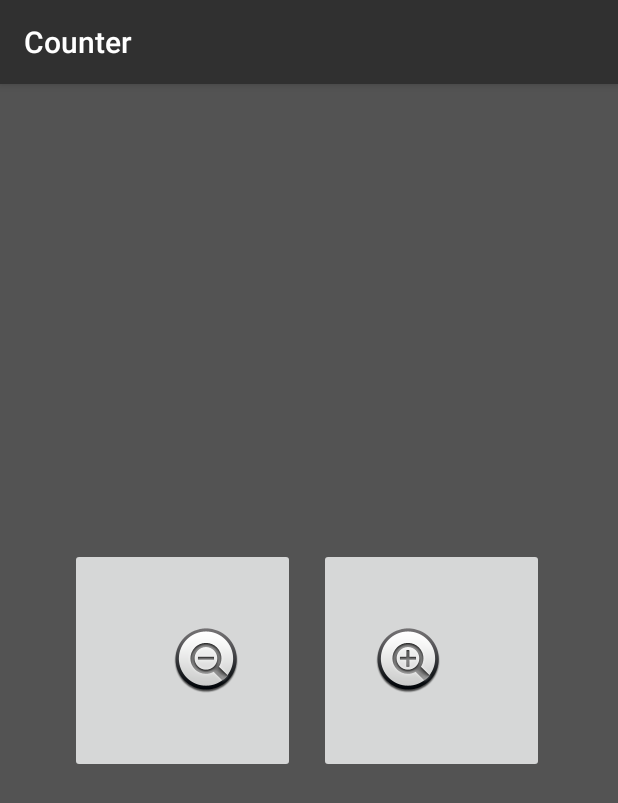
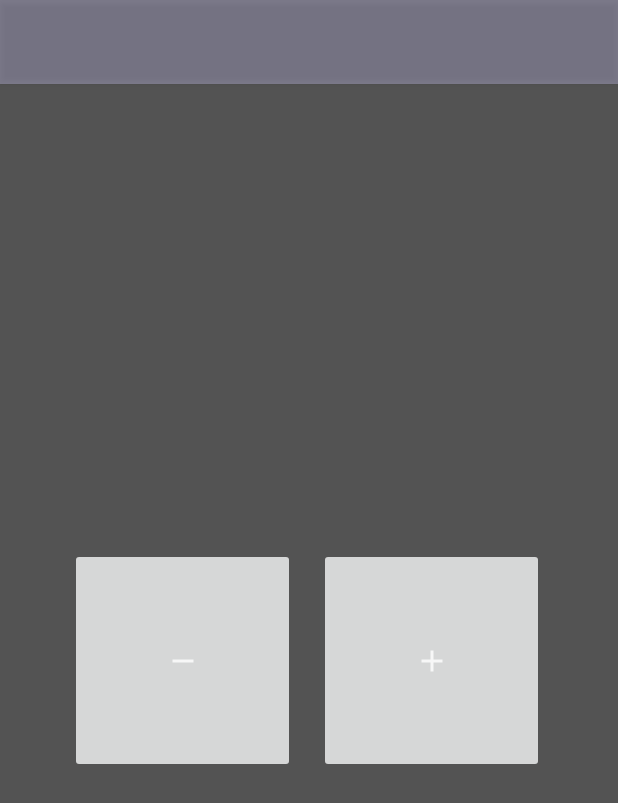
Before and after one commit to Archerymaister/Counter, an Android app: the ShowCounterActivity screen opened directly, with no data from a screen before it, on a phone screen of 412 x 824 dp. Shown: the top 803 px of the screen. Run offline under Robolectric (Android 15) with nearby library versions, the phone set to English and light mode, and no system bars.

Commit message:
Added detailed overview for entry tiles

```diff
--- a/app/src/main/java/com/example/counter/MainActivity.java
+++ b/app/src/main/java/com/example/counter/MainActivity.java
@@ -3,6 +3,7 @@ package com.example.counter;
 import androidx.appcompat.app.AppCompatActivity;
 
 import android.content.Intent;
+import android.graphics.Color;
 import android.os.Bundle;
 import android.view.View;
 import android.widget.LinearLayout;
@@ -23,6 +24,11 @@ public class MainActivity extends AppCompatActivity {
 
         CounterEntry.loadEntries(content);
 
+        new CounterEntry(Color.RED,"Test",this);
+        new CounterEntry(Color.GREEN,"Test2",this);
+
+        CounterEntry.loadEntries(content);
+
         FABaddEntry.setOnClickListener(new View.OnClickListener() {
             @Override
             public void onClick(View v) {
--- a/app/src/main/java/com/example/counter/ShowCounterActivity.java
+++ b/app/src/main/java/com/example/counter/ShowCounterActivity.java
@@ -1,14 +1,34 @@
 package com.example.counter;
 
+import androidx.appcompat.app.ActionBar;
 import androidx.appcompat.app.AppCompatActivity;
 
+import android.content.Intent;
+import android.graphics.Color;
+import android.graphics.drawable.ColorDrawable;
 import android.os.Bundle;
+import android.widget.TextView;
 
 public class ShowCounterActivity extends AppCompatActivity {
+    TextView tvTitle;
+    ActionBar bar;
 
     @Override
     protected void onCreate(Bundle savedInstanceState) {
         super.onCreate(savedInstanceState);
         setContentView(R.layout.activity_show_counter);
+
+        Intent i = getIntent();
+        String title = i.getStringExtra("title");
+        int color = i.getIntExtra("color",R.color.colorPrimaryDark);
+
+        tvTitle = findViewById(R.id.tVTitle);
+
+        tvTitle.setText(title);
+
+        bar = getSupportActionBar();
+        bar.setBackgroundDrawable(new ColorDrawable(color));
+        bar.setTitle(title);
+
     }
 }
--- /dev/null
+++ b/app/src/main/res/drawable-anydpi/ic_minus.xml
@@ -0,0 +1,11 @@
+<vector xmlns:android="http://schemas.android.com/apk/res/android"
+    android:width="24dp"
+    android:height="24dp"
+    android:viewportWidth="24"
+    android:viewportHeight="24"
+    android:tint="#FFFFFF"
+    android:alpha="0.8">
+    <path
+        android:fillColor="#FF000000"
+        android:pathData="M19,13H5v-2h14v2z"/>
+</vector>
--- /dev/null
+++ b/app/src/main/res/drawable-anydpi/ic_plus.xml
@@ -0,0 +1,11 @@
+<vector xmlns:android="http://schemas.android.com/apk/res/android"
+    android:width="24dp"
+    android:height="24dp"
+    android:viewportWidth="24"
+    android:viewportHeight="24"
+    android:tint="#FFFFFF"
+    android:alpha="0.8">
+    <path
+        android:fillColor="#FF000000"
+        android:pathData="M19,13h-6v6h-2v-6H5v-2h6V5h2v6h6v2z"/>
+</vector>
--- a/app/src/main/res/layout/activity_show_counter.xml
+++ b/app/src/main/res/layout/activity_show_counter.xml
@@ -12,7 +12,7 @@
         android:layout_width="150dp"
         android:layout_height="150dp"
         android:layout_marginEnd="8dp"
-        android:src="@android:drawable/btn_minus"
+        android:src="@drawable/ic_minus"
         app:layout_constraintBottom_toBottomOf="parent"
         app:layout_constraintEnd_toStartOf="@+id/guideline"
         app:layout_constraintTop_toTopOf="parent" />
@@ -22,7 +22,7 @@
         android:layout_width="150dp"
         android:layout_height="150dp"
         android:layout_marginStart="8dp"
-        android:src="@android:drawable/btn_plus"
+        android:src="@drawable/ic_plus"
         app:layout_constraintBottom_toBottomOf="parent"
         app:layout_constraintStart_toStartOf="@+id/guideline"
         app:layout_constraintTop_toTopOf="parent" />
@@ -33,4 +33,14 @@
         android:layout_height="wrap_content"
         android:orientation="vertical"
         app:layout_constraintGuide_begin="205dp" />
+
+    <TextView
+        android:id="@+id/tVTitle"
+        android:layout_width="wrap_content"
+        android:layout_height="wrap_content"
+        android:layout_marginTop="32dp"
+        android:text="@string/app_name"
+        app:layout_constraintEnd_toEndOf="parent"
+        app:layout_constraintStart_toStartOf="parent"
+        app:layout_constraintTop_toTopOf="parent" />
 </androidx.constraintlayout.widget.ConstraintLayout>
--- a/app/src/main/res/layout/entry_tile.xml
+++ b/app/src/main/res/layout/entry_tile.xml
@@ -3,6 +3,10 @@
     android:id="@+id/tile_background"
     android:layout_width="match_parent"
     android:layout_height="50dp"
+    android:layout_marginLeft="10dp"
+    android:layout_marginTop="5dp"
+    android:layout_marginRight="10dp"
+    android:layout_marginBottom="5dp"
     android:background="#FF0000"
     android:orientation="horizontal">
 
```
Also changed, not shown: app/src/main/java/com/example/counter/CounterEntry.java (+29 -12 lines), app/src/main/java/com/example/counter/listener/showEntryOnClickListener.java (added, +18 -0 lines), app/src/main/res/drawable-hdpi/ic_minus.png (added), app/src/main/res/drawable-hdpi/ic_plus.png (added), app/src/main/res/drawable-mdpi/ic_minus.png (added), app/src/main/res/drawable-mdpi/ic_plus.png (added), app/src/main/res/drawable-xhdpi/ic_minus.png (added), app/src/main/res/drawable-xhdpi/ic_plus.png (added), app/src/main/res/drawable-xxhdpi/ic_minus.png (added), app/src/main/res/drawable-xxhdpi/ic_plus.png (added).
